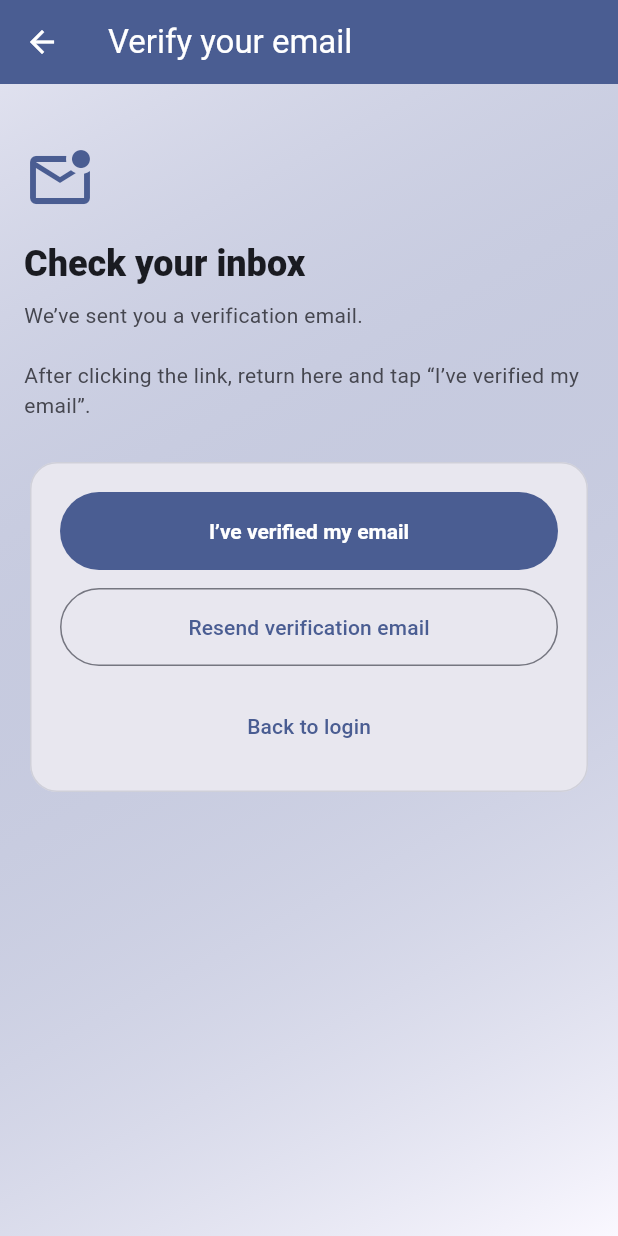
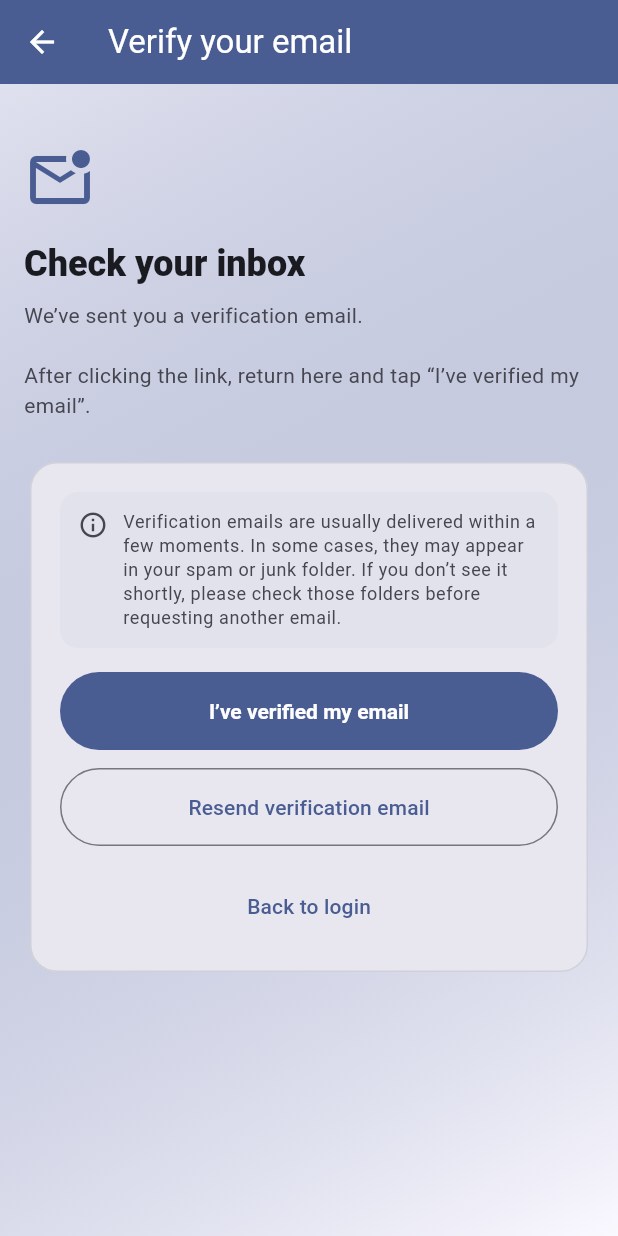
Before and after one commit to hawcpas/refund-tracker, a Flutter app: the VerifyEmailScreen screen opened by its route, on a phone screen of 412 x 824 dp. Run offline on Flutter 3.47's test engine with Material 3 defaults, Android fonts, the phone set to English and light mode, and no system bars; our stand-ins replace firebase_auth, firebase_core, google_sign_in, shared_preferences; accounts and stored records are empty.

Commit message:
Added changes to verify email (#8)

```diff
--- a/lib/screens/verify_email_screen.dart
+++ b/lib/screens/verify_email_screen.dart
@@ -21,6 +21,9 @@ class _VerifyEmailScreenState extends State<VerifyEmailScreen> {
 
   bool _checking = false;
   bool _resending = false;
+
+  // ✅ Show a professional delivery notice only on first view
+  bool _showInitialInfo = true;
 
   // ✅ Resend cooldown
   static const int _cooldownTotalSeconds = 60;
@@ -61,6 +64,9 @@ class _VerifyEmailScreenState extends State<VerifyEmailScreen> {
 
   Future<void> _checkVerified() async {
     setState(() {
+      // ✅ Hide the initial info after the first user action
+      _showInitialInfo = false;
+
       _checking = true;
       _status = VerifyStatus.checking;
       _message = null;
@@ -93,6 +99,9 @@ class _VerifyEmailScreenState extends State<VerifyEmailScreen> {
     if (_resendCooldownSeconds > 0) return;
 
     setState(() {
+      // ✅ Hide the initial info after the first user action
+      _showInitialInfo = false;
+
       _resending = true;
       _message = null;
     });
@@ -192,7 +201,6 @@ class _VerifyEmailScreenState extends State<VerifyEmailScreen> {
               ),
             ),
           ),
-
           ListView(
             padding: const EdgeInsets.symmetric(vertical: 40),
             children: [
@@ -220,9 +228,7 @@ class _VerifyEmailScreenState extends State<VerifyEmailScreen> {
                   ],
                 ),
               ),
-
               const SizedBox(height: 24),
-
               CenteredForm(
                 child: Card(
                   elevation: 0,
@@ -237,6 +243,42 @@ class _VerifyEmailScreenState extends State<VerifyEmailScreen> {
                     padding: const EdgeInsets.all(20),
                     child: Column(
                       children: [
+                        // ✅ NEW: Professional delivery notice shown only at first
+                        if (_showInitialInfo) ...[
+                          Container(
+                            width: double.infinity,
+                            padding: const EdgeInsets.all(12),
+                            decoration: BoxDecoration(
+                              color: theme.colorScheme.surfaceVariant,
+                              borderRadius: BorderRadius.circular(12),
+                            ),
+                            child: Row(
+                              crossAxisAlignment: CrossAxisAlignment.start,
+                              children: [
+                                Icon(
+                                  Icons.info_outline,
+                                  size: 20,
+                                  color: theme.colorScheme.onSurfaceVariant,
+                                ),
+                                const SizedBox(width: 10),
+                                Expanded(
+                                  child: Text(
+                                    "Verification emails are usually delivered within a few moments. "
+                                    "In some cases, they may appear in your spam or junk folder. "
+                                    "If you don’t see it shortly, please check those folders before "
+                                    "requesting another email.",
+                                    style: theme.textTheme.bodySmall?.copyWith(
+                                      color: theme.colorScheme.onSurfaceVariant,
+                                      height: 1.35,
+                                    ),
+                                  ),
+                                ),
+                              ],
+                            ),
+                          ),
+                          const SizedBox(height: 16),
+                        ],
+
                         if (_message != null && bannerColor != null) ...[
                           Container(
                             width: double.infinity,
@@ -288,9 +330,10 @@ class _VerifyEmailScreenState extends State<VerifyEmailScreen> {
                           width: double.infinity,
                           height: 52,
                           child: OutlinedButton(
-                            onPressed: (_resending || _resendCooldownSeconds > 0)
-                                ? null
-                                : _resend,
+                            onPressed:
+                                (_resending || _resendCooldownSeconds > 0)
+                                    ? null
+                                    : _resend,
                             child: _resending
                                 ? const SizedBox(
                                     height: 18,
```
